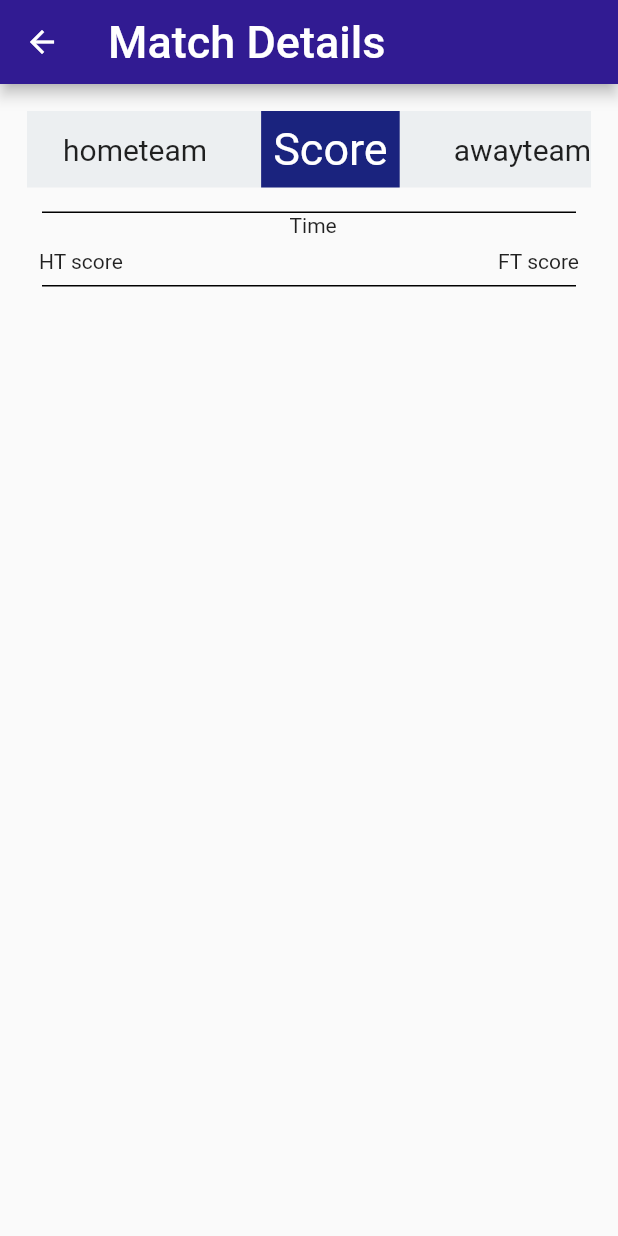
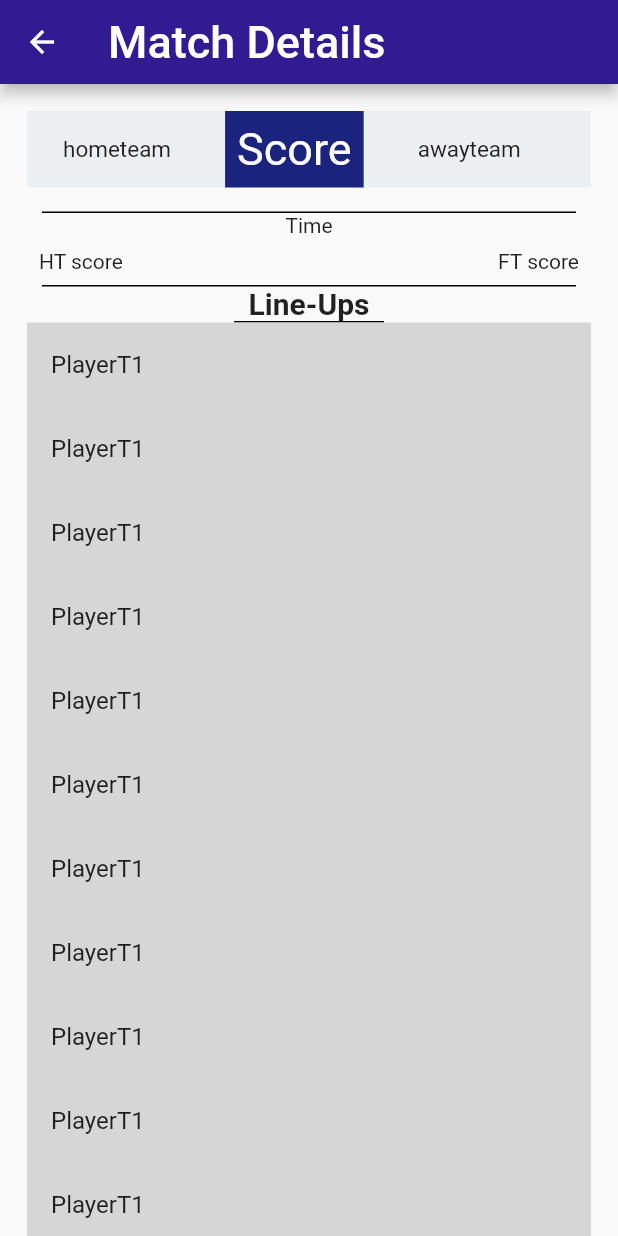
Before and after one commit to Usuwana/DailyFootballMatchView, a Flutter app: the screen it shows after launch, on a phone screen of 412 x 824 dp. Run offline on Flutter 3.47's test engine with Material 2 defaults, Android fonts, the phone set to English and light mode, and no system bars; our stand-ins replace shimmer.

Commit message:
line ups

```diff
--- a/lib/fixturedetails.dart
+++ b/lib/fixturedetails.dart
@@ -21,17 +21,19 @@ class _FixtureDetailsState extends State<FixtureDetails> {
                 fontSize: 30.0)
         ),
       ),
-      body: Container(
+      body: SingleChildScrollView(
+        child: Container(
           child: Padding(
             padding: const EdgeInsets.all(18.0),
             child: Column(
+              //crossAxisAlignment: CrossAxisAlignment.center,
               children: [
                 Container(
                   color: Colors.blueGrey[50],
                   child: Row(
                     children: <Widget>[
                       Padding(padding: const EdgeInsets.all(12.0)),
-                    Text('hometeam', style: TextStyle(fontSize: 20.0),),
+                      Text('hometeam', style: TextStyle(fontSize: 15.0),),
                       Padding(padding: const EdgeInsets.all(18.0)),
                       Container(
                         color: Colors.indigo[900],
@@ -40,7 +42,7 @@ class _FixtureDetailsState extends State<FixtureDetails> {
                             child: Text('Score', style: TextStyle(fontSize: 30.0, color: Colors.white),),
                           )),
                       Padding(padding: const EdgeInsets.all(18.0)),
-                    Text('awayteam', style: TextStyle(fontSize: 20.0),),
+                      Text('awayteam', style: TextStyle(fontSize: 15.0),),
                     ],
                   ),
                 ),
@@ -53,11 +55,9 @@ class _FixtureDetailsState extends State<FixtureDetails> {
                     color:Colors.black,),
                 ),
                 Row(
+                    mainAxisAlignment: MainAxisAlignment.center,
                   children: <Widget>[
-                  Padding(
-                    padding: const EdgeInsets.only(left:175.0),
-                    child: Text('Time'),
-                  ),
+                      Text('Time'),
                   ],
                 ),
                 Padding(
@@ -78,12 +78,31 @@ class _FixtureDetailsState extends State<FixtureDetails> {
                     color:Colors.black,),
                 ),
                 Row(
+                  mainAxisAlignment: MainAxisAlignment.center,
                   children: <Widget>[
-
-                  Spacer(),
+                    Text('Line-Ups', style: TextStyle(fontSize: 20.0, fontWeight: FontWeight.bold,),),
                   ],
                 ),
+                Padding(
+                  padding:EdgeInsets.symmetric(horizontal:10.0),
+                  child:Container(
+                    height:1.0,
+                    width:100.0,
+                    color:Colors.black,),
+                ),
+                Container(
+                  color: Colors.grey[350],
+                  child: ListView.builder(
+                    shrinkWrap: true,
+                      itemCount: 11,
+                      itemBuilder: (context, index) {
+                        return ListTile(
+                          title: Text('PlayerT1'),
+                        );
+                      })
+                ),
               ],
+            ),
           ),
         ),
       ),
```
Lines whose indentation alone changed are shown as unchanged.
